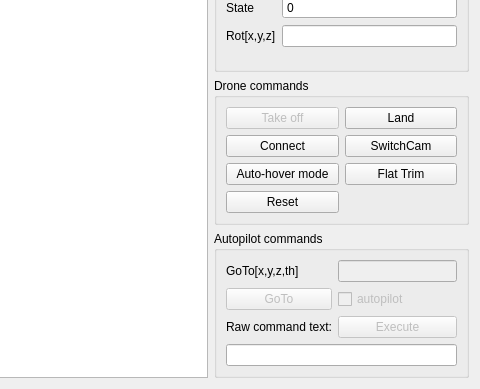
The window that src/rescuer_project/main_window.ui (axilos22/rescuer_project) describes before a commit, drawn with Qt 5; both pictures show x 320 to 800 and y 211 to 600 of the 800 by 600 pixel window.
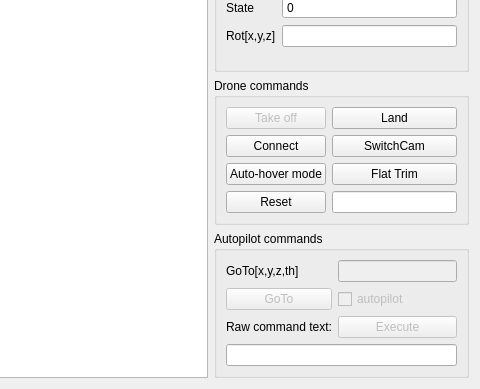
The same window after the commit.

Commit message: Added: new case with x,y,z changed autopilot take for conformity.

Patch:
```diff
--- a/src/rescuer_project/main_window.ui
+++ b/src/rescuer_project/main_window.ui
@@ -274,6 +274,9 @@
             </property>
            </widget>
           </item>
+          <item row="3" column="1">
+           <widget class="QLineEdit" name="PoselineEdit"/>
+          </item>
          </layout>
         </widget>
        </item>
```
The commit also changes 2 other files.
